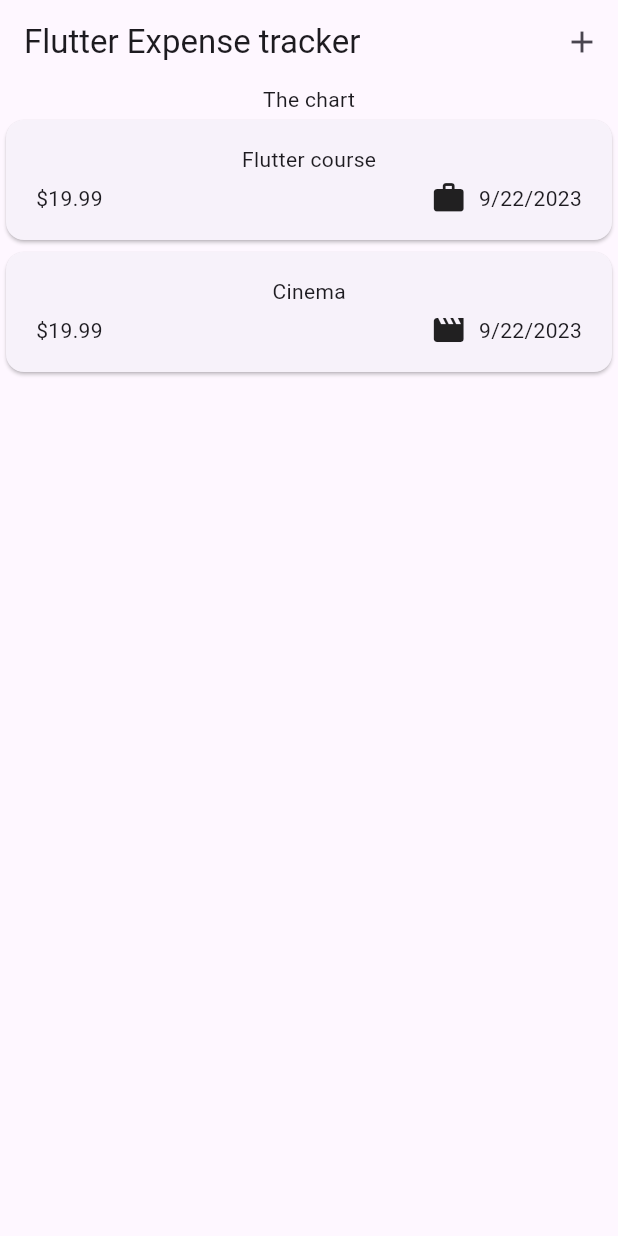
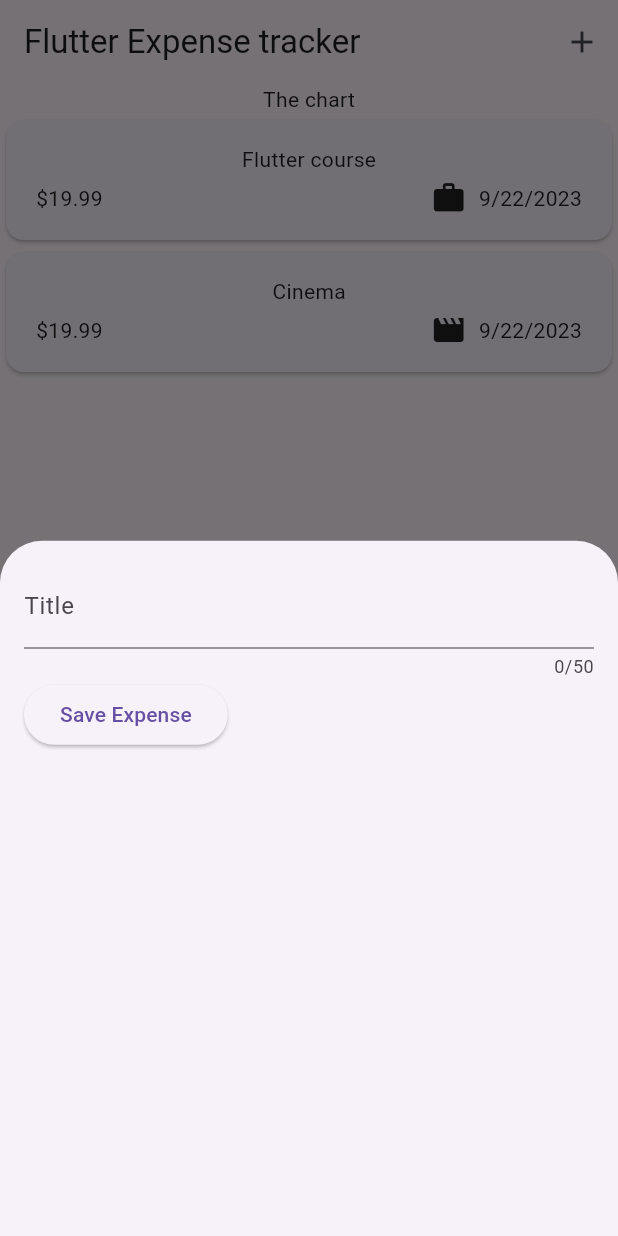
Before and after one commit to shariar99/Todo_apps_in_flutter, a Flutter app: the screen it shows after launch, after a tap on the "add" icon, on a phone screen of 412 x 824 dp. Run offline on Flutter 3.47's test engine with Material 2 defaults, Android fonts, the phone set to English and light mode, and no system bars.

Commit message:
add input screen

```diff
--- a/lib/expenses.dart
+++ b/lib/expenses.dart
@@ -1,5 +1,6 @@
 import 'package:flutter/material.dart';
-import 'package:todo/widgets/expenses_list.dart';
+import 'package:todo/widgets/new_expense.dart';
+import 'package:todo/widgets/widgets_list/expenses_list.dart';
 import 'package:todo/models/expense.dart';
 
 class Expenses extends StatefulWidget {
@@ -27,6 +28,13 @@ class _ExpensesState extends State<Expenses> {
     ),
   ];
 
+  void _openAddExpenseOverlay() {
+    showModalBottomSheet(
+      context: context,
+      builder: (ctx) => const NewExpense(),
+    );
+  }
+
   @override
   Widget build(BuildContext context) {
     return Scaffold(
@@ -34,7 +42,7 @@ class _ExpensesState extends State<Expenses> {
         title: const Text('Flutter Expense tracker'),
         actions: [
           IconButton(
-            onPressed: () {},
+            onPressed: _openAddExpenseOverlay,
             icon: const Icon(Icons.add),
           ),
         ],
--- /dev/null
+++ b/lib/widgets/new_expense.dart
@@ -0,0 +1,46 @@
+import 'package:flutter/material.dart';
+
+class NewExpense extends StatefulWidget {
+  const NewExpense({super.key});
+
+  @override
+  State<NewExpense> createState() {
+    return _NewExpenseState();
+  }
+}
+
+class _NewExpenseState extends State<NewExpense> {
+  var _enteredTitle = '';
+
+  void _saveTitleInput(String inputValue) {
+    _enteredTitle = inputValue;
+  }
+
+  @override
+  Widget build(BuildContext context) {
+    return Padding(
+      padding: const EdgeInsets.all(16),
+      child: Column(
+        children: [
+          TextField(
+            onChanged: _saveTitleInput,
+            maxLength: 50,
+            decoration: const InputDecoration(
+              label: Text('Title'),
+            ),
+          ),
+          Row(
+            children: [
+              ElevatedButton(
+                onPressed: () {
+                  print(_enteredTitle);
+                },
+                child: const Text('Save Expense'),
+              )
+            ],
+          ),
+        ],
+      ),
+    );
+  }
+}
--- a/lib/widgets/expenses_list.dart
+++ b/lib/widgets/widgets_list/expenses_list.dart
@@ -1,6 +1,6 @@
 import 'package:flutter/material.dart';
 import 'package:todo/models/expense.dart';
-import 'package:todo/widgets/expense_item.dart';
+import 'package:todo/widgets/widgets_list/expense_item.dart';
 
 class ExpensesList extends StatelessWidget {
   const ExpensesList({
```
Also changed, not shown: lib/widgets/widgets_list/expense_item.dart (renamed from lib/widgets/expense_item.dart).
